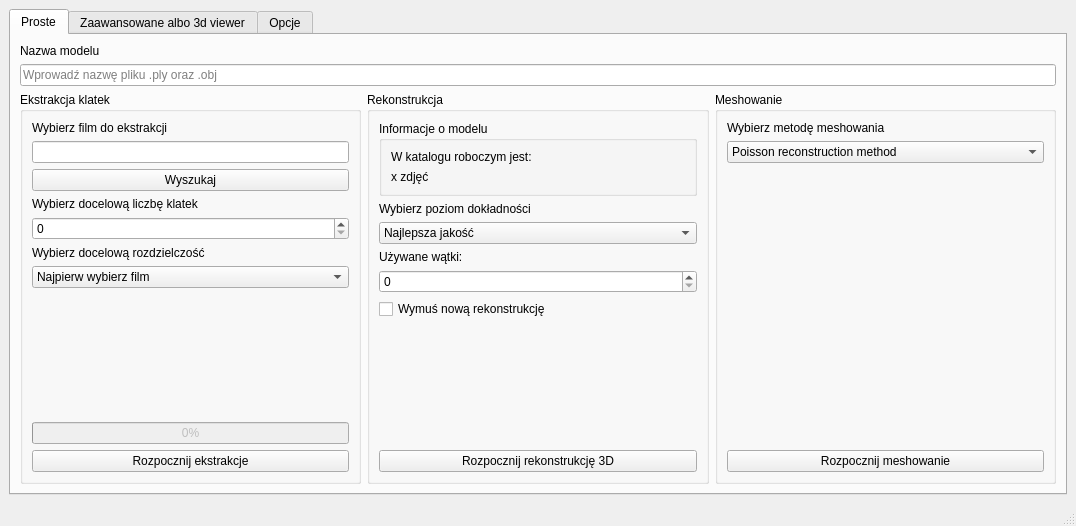
Before: the Qt Designer form form.ui in Arynski/Photogrammetry, drawn with Qt 5.
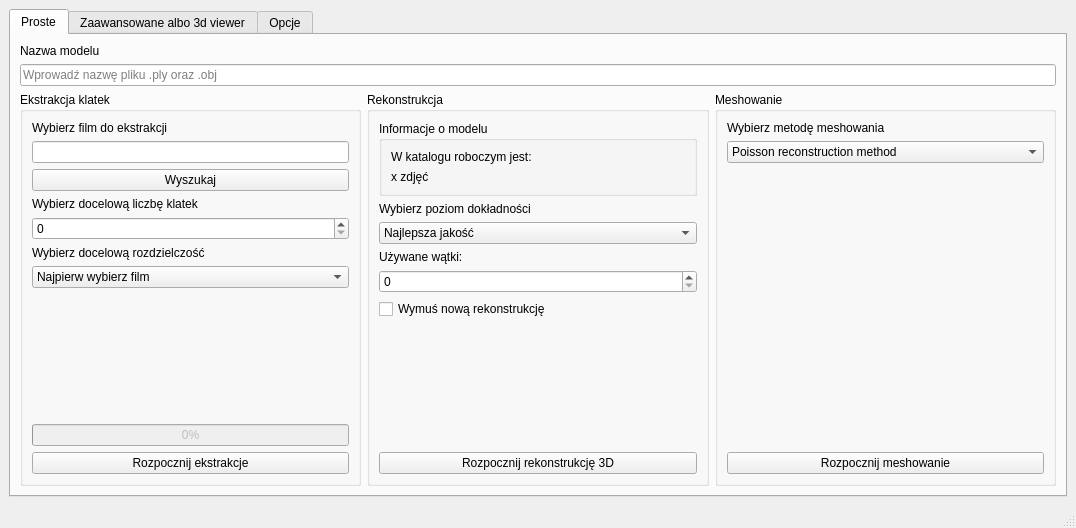
After: the same form once the commit is applied.

The edit to the form file:
```diff
--- a/form.ui
+++ b/form.ui
@@ -7,7 +7,7 @@
     <x>0</x>
     <y>0</y>
     <width>1076</width>
-    <height>526</height>
+    <height>528</height>
    </rect>
   </property>
   <property name="sizePolicy">
```
Left out of the diff: 7 changed lines with no effect on the pictures.
